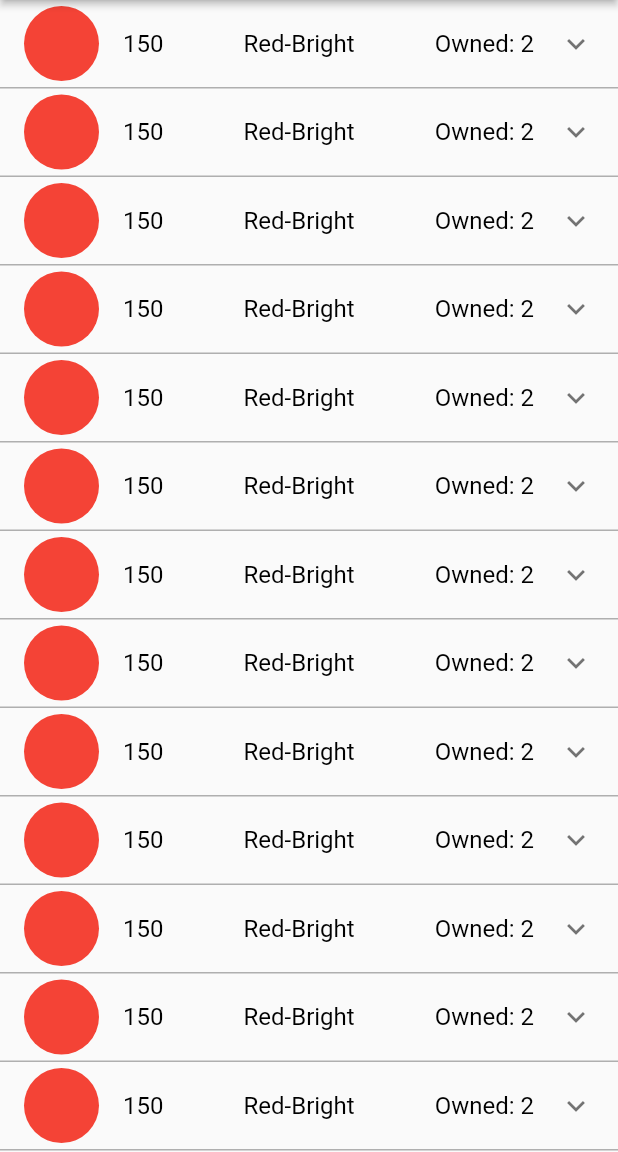
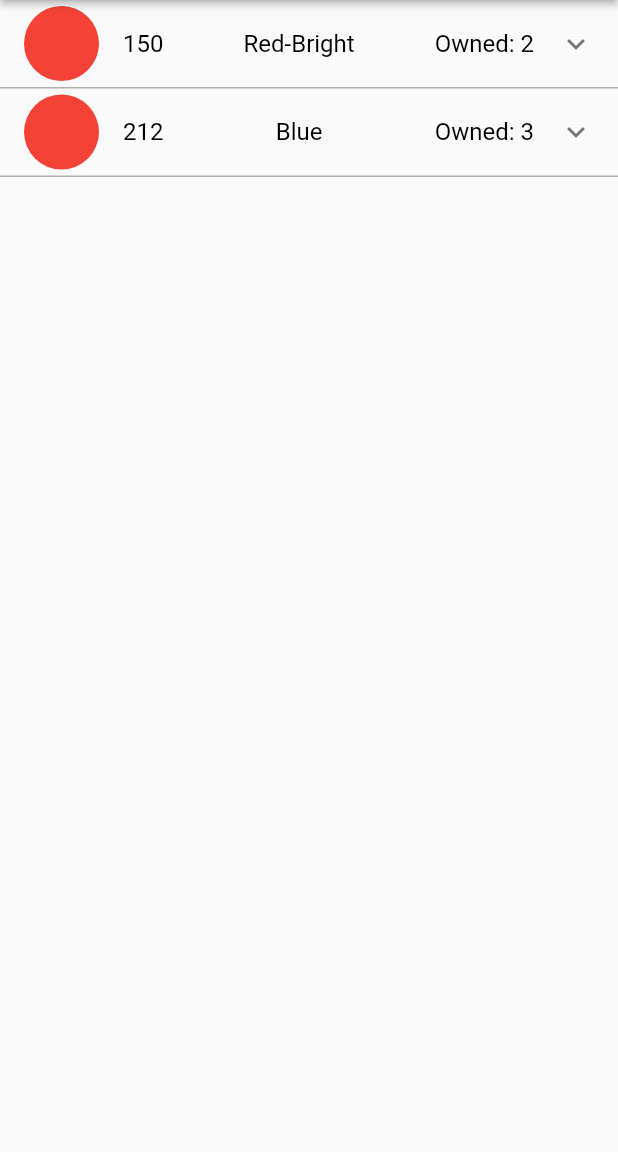
Before and after one commit to catiwumpus/floss, a Flutter app: the screen it shows after launch, on a phone screen of 412 x 824 dp, the part 84-1236 px from its top. Run offline on Flutter 3.47's test engine with Material 2 defaults, Android fonts, the phone set to English and light mode, and no system bars.

Commit message:
updating to add floss to array

```diff
--- a/lib/widgets/flossExpandedTile.dart
+++ b/lib/widgets/flossExpandedTile.dart
@@ -1,6 +1,13 @@
 import 'package:flutter/material.dart';
 
 class FlossExpandedTile extends StatelessWidget {
+
+  String _number = "";
+  String _name = "";
+  int _quantity = 0;
+
+  FlossExpandedTile(this._name, this._number, this._quantity);
+
   @override
   Widget build(BuildContext context) {
     // TODO: implement build
@@ -14,15 +21,15 @@ class FlossExpandedTile extends StatelessWidget {
           mainAxisAlignment: MainAxisAlignment.spaceBetween,
           children: <Widget>[
             Text(
-              "150",
+              _number,
               style: TextStyle(color: Colors.black),
             ),
             Text(
-              "Red-Bright",
+              _name,
               style: TextStyle(color: Colors.black),
             ),
             Text(
-              "Owned: 2",
+              "Owned: " + _quantity.toString(),
               style: TextStyle(color: Colors.black),
             ),
           ],
--- a/lib/widgets/flossList.dart
+++ b/lib/widgets/flossList.dart
@@ -2,6 +2,10 @@ import 'package:flutter/material.dart';
 import './flossExpandedTile.dart';
 
 class FlossList extends StatelessWidget {
+  List<Widget> floss = [
+    FlossExpandedTile("Red-Bright", "150", 2),
+    FlossExpandedTile("Blue", "212", 3)
+  ];
   @override
     Widget build(BuildContext context) {
       // TODO: implement build
@@ -9,9 +13,9 @@ class FlossList extends StatelessWidget {
         child: ListView.builder(
           scrollDirection: Axis.vertical,
           shrinkWrap: true,
-          itemCount: 25,
+          itemCount: floss.length,
           itemBuilder: (BuildContext context, int index) {
-            return FlossExpandedTile();
+            return floss[index];
           },
         ),
       );
```
Also changed, not shown: 2 other files.
